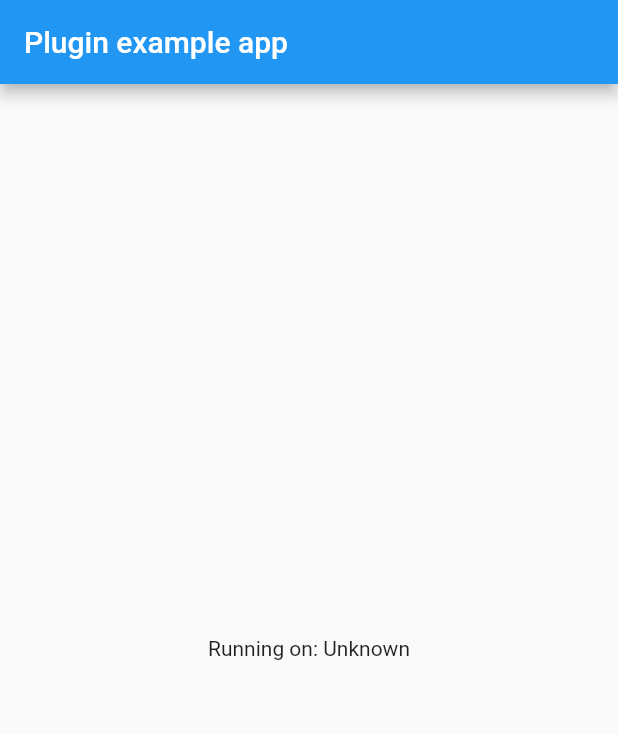
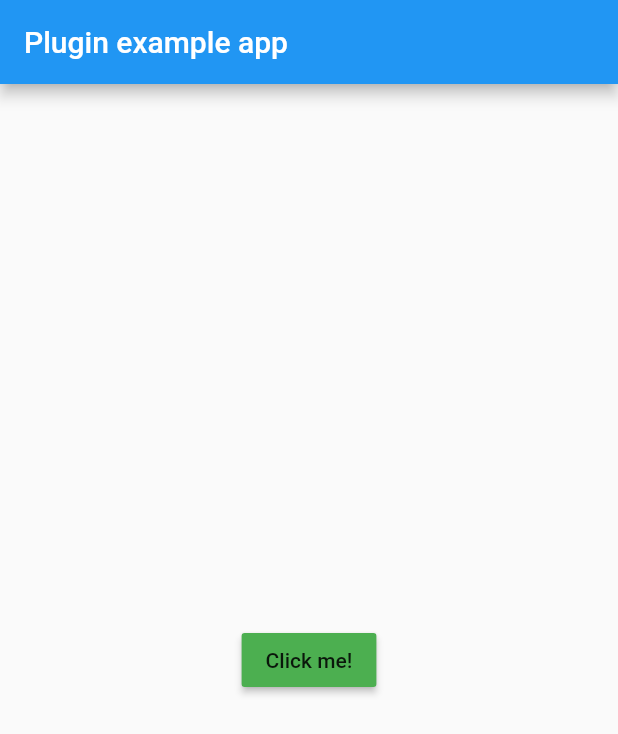
Before and after one commit to oddbit/flutter_facebook_app_events, a Flutter app: the screen it shows after launch, on a phone screen of 412 x 824 dp. Shown: the top 734 px of the screen. Run offline on Flutter 3.47's test engine with Material 2 defaults, Android fonts, the phone set to English and light mode, and no system bars.

Commit message:
Updating example documentation

```diff
--- a/example/lib/main.dart
+++ b/example/lib/main.dart
@@ -1,45 +1,10 @@
 import 'package:flutter/material.dart';
-import 'dart:async';
-
-import 'package:flutter/services.dart';
 import 'package:facebook_app_events/facebook_app_events.dart';
 
 void main() => runApp(MyApp());
 
-class MyApp extends StatefulWidget {
-  @override
-  _MyAppState createState() => _MyAppState();
-}
-
-class _MyAppState extends State<MyApp> {
-  String _platformVersion = 'Unknown';
-
-  @override
-  void initState() {
-    super.initState();
-    initPlatformState();
-  }
-
-  // Platform messages are asynchronous, so we initialize in an async method.
-  Future<void> initPlatformState() async {
-    String platformVersion;
-    // Platform messages may fail, so we use a try/catch PlatformException.
-    try {
-      platformVersion = await FacebookAppEvents.platformVersion;
-    } on PlatformException {
-      platformVersion = 'Failed to get platform version.';
-    }
-
-    // If the widget was removed from the tree while the asynchronous platform
-    // message was in flight, we want to discard the reply rather than calling
-    // setState to update our non-existent appearance.
-    if (!mounted) return;
-
-    setState(() {
-      _platformVersion = platformVersion;
-    });
-  }
-
+class MyApp extends StatelessWidget {
+  static final facebookAppEvents = FacebookAppEvents();
   @override
   Widget build(BuildContext context) {
     return MaterialApp(
@@ -48,7 +13,18 @@ class _MyAppState extends State<MyApp> {
           title: const Text('Plugin example app'),
         ),
         body: Center(
-          child: Text('Running on: $_platformVersion\n'),
+          child: RaisedButton(
+            color: Colors.green,
+            child: Text("Click me!"),
+            onPressed: () {
+              facebookAppEvents.logEvent(
+                name: 'button_clicked',
+                parameters: {
+                  'button_id': 'the_clickme_button',
+                },
+              );
+            },
+          ),
         ),
       ),
     );
```
Also changed, not shown: example/pubspec.yaml (+0 -42 lines), 1 other file.
